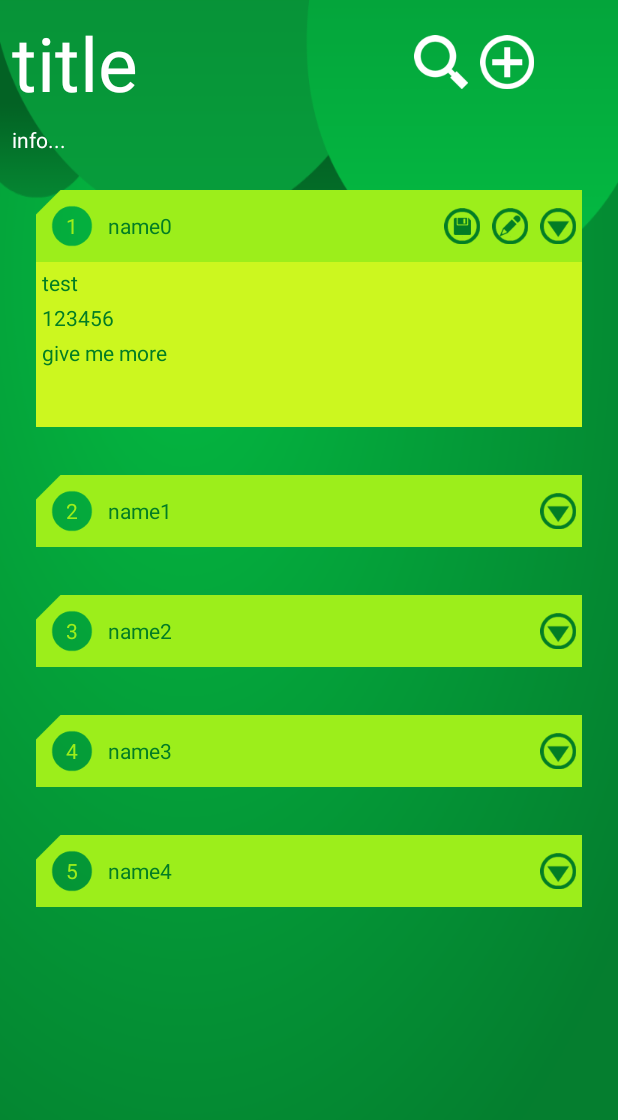
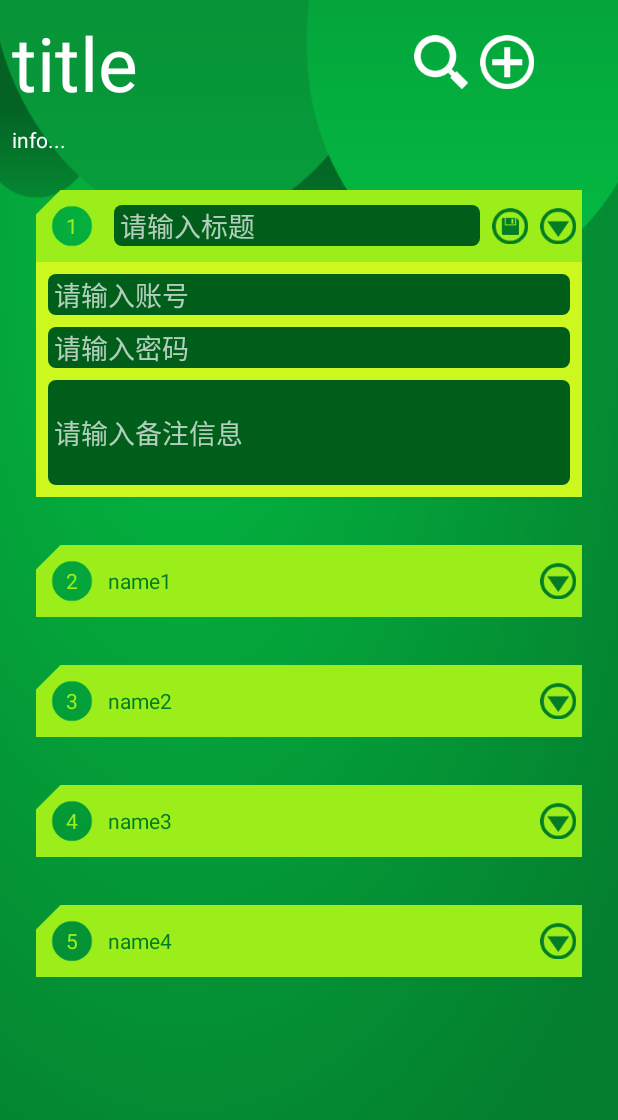
Before and after one commit to codeqian/password-note, an Android app: the MainActivity screen opened directly, with no data from a screen before it, after a tap on an icon or button, on a phone screen of 412 x 824 dp. Shown: the top 1120 px of the screen. Run offline under Robolectric (Android 15) with nearby library versions, the phone set to English and light mode, and no system bars; 1 other tap on this screen came first.

Commit message:
修改编辑状态

```diff
--- a/src/passnote/app/src/main/java/codepig/passnote/view/expandPaper.java
+++ b/src/passnote/app/src/main/java/codepig/passnote/view/expandPaper.java
@@ -9,6 +9,7 @@ import android.view.animation.Animation;
 import android.view.animation.AnimationUtils;
 import android.view.animation.RotateAnimation;
 import android.widget.Button;
+import android.widget.EditText;
 import android.widget.ImageView;
 import android.widget.LinearLayout;
 import android.widget.TextView;
@@ -23,10 +24,12 @@ import codepig.passnote.Utils.accountData;
 public class expandPaper extends LinearLayout {
     private ImageView openBtn,editBtn,saveBtn;
     private TextView index_t,title_t,account_t,password_t,info_t;
+    private EditText title_edit,account_edit,password_edit,info_edit;
     private boolean opened=true;
     private int durationMillis = 200;
     private LinearLayout mainBody,contentPage,title_plan;
     private Animation mExpandAnimation,mCollapseAnimation;
+    private String index,title,account,password,info;
     public expandPaper(Context context) {
         super(context);
         init(context);
@@ -50,9 +53,13 @@ public class expandPaper extends LinearLayout {
         account_t=(TextView) findViewById(R.id.account_t);
         password_t=(TextView) findViewById(R.id.password_t);
         info_t=(TextView) findViewById(R.id.info_t);
+        title_edit=(EditText) findViewById(R.id.title_edit);
+        account_edit=(EditText) findViewById(R.id.account_edit);
+        password_edit=(EditText) findViewById(R.id.password_edit);
+        info_edit=(EditText) findViewById(R.id.info_edit);
 
-        editBtn.setVisibility(INVISIBLE);
-        saveBtn.setVisibility(INVISIBLE);
+        editBtn.setVisibility(GONE);
+        saveBtn.setVisibility(GONE);
         openBtn.setOnClickListener(btnClick);
         editBtn.setOnClickListener(btnClick);
         saveBtn.setOnClickListener(btnClick);
@@ -90,13 +97,31 @@ public class expandPaper extends LinearLayout {
             public void onAnimationEnd(Animation animation) {
                 contentPage.clearAnimation();
                 contentPage.setVisibility(View.GONE);
-                editBtn.setVisibility(INVISIBLE);
-                saveBtn.setVisibility(INVISIBLE);
+                editBtn.setVisibility(GONE);
+                saveBtn.setVisibility(GONE);
+                editAble(false);
             }
         });
 
+        editAble(false);
         opened=false;
         contentPage.setVisibility(View.GONE);
+    }
+
+    /**
+     * 填写信息
+     */
+    public void setData(String _index,String _title,String _account,String _password,String _info){
+        index=_index;
+        title=_title;
+        account=_account;
+        password=_password;
+        info=_info;
+        index_t.setText(_index);
+        title_t.setText(_title);
+        account_t.setText(_account);
+        password_t.setText(_password);
+        info_t.setText(_info);
     }
 
     /**
@@ -104,11 +129,7 @@ public class expandPaper extends LinearLayout {
      * @param _data
      */
     public void showData(accountData _data){
-        index_t.setText(Integer.toString(_data.paperId+1));
-        title_t.setText(_data.paperName);
-        account_t.setText(_data.account);
-        password_t.setText(_data.password);
-        info_t.setText(_data.info);
+        setData(Integer.toString(_data.paperId+1),_data.paperName,_data.account,_data.password,_data.info);
     }
 
     /**
@@ -142,13 +163,43 @@ public class expandPaper extends LinearLayout {
                     }
                     break;
                 case R.id.saveBtn://保存编辑
+                    saveBtn.setVisibility(GONE);
+                    editBtn.setVisibility(VISIBLE);
+                    editAble(false);
                     break;
                 case R.id.editBtn://进入编辑模式
                     saveBtn.setVisibility(VISIBLE);
+                    editBtn.setVisibility(GONE);
+                    editAble(true);
                     break;
                 default:
                     break;
             }
         }
     };
+
+    /**
+     * 切换编辑模式
+     */
+    private void editAble(boolean _edit){
+        if(_edit){
+            title_edit.setVisibility(VISIBLE);
+            account_edit.setVisibility(VISIBLE);
+            password_edit.setVisibility(VISIBLE);
+            info_edit.setVisibility(VISIBLE);
+            title_t.setVisibility(GONE);
+            account_t.setVisibility(GONE);
+            password_t.setVisibility(GONE);
+            info_t.setVisibility(GONE);
+        }else {
+            title_edit.setVisibility(GONE);
+            account_edit.setVisibility(GONE);
+            password_edit.setVisibility(GONE);
+            info_edit.setVisibility(GONE);
+            title_t.setVisibility(VISIBLE);
+            account_t.setVisibility(VISIBLE);
+            password_t.setVisibility(VISIBLE);
+            info_t.setVisibility(VISIBLE);
+        }
+    }
 }
--- a/src/passnote/app/src/main/res/layout/expandpaper_l.xml
+++ b/src/passnote/app/src/main/res/layout/expandpaper_l.xml
@@ -41,6 +41,19 @@
                 android:layout_width="wrap_content"
                 android:layout_height="wrap_content"
                 android:layout_gravity="center_vertical" />
+            <EditText
+                android:id="@+id/title_edit"
+                android:background="@drawable/rounded_edittext"
+                android:layout_weight="1"
+                android:singleLine="true"
+                android:textColor="@color/mainYellow"
+                android:layout_margin="@dimen/little_margin"
+                android:paddingLeft="@dimen/textPadding"
+                android:paddingRight="@dimen/textPadding"
+                android:layout_width="wrap_content"
+                android:layout_height="wrap_content"
+                android:hint="请输入标题"
+                android:layout_gravity="center" />
             <ImageView
                 android:layout_margin="@dimen/little_margin"
                 android:id="@+id/saveBtn"
@@ -79,6 +92,17 @@
             android:textColor="@color/mainGreen"
             android:layout_width="wrap_content"
             android:layout_height="wrap_content" />
+        <EditText
+            android:id="@+id/account_edit"
+            android:background="@drawable/rounded_edittext"
+            android:singleLine="true"
+            android:textColor="@color/mainYellow"
+            android:layout_margin="@dimen/little_margin"
+            android:paddingLeft="@dimen/textPadding"
+            android:paddingRight="@dimen/textPadding"
+            android:layout_width="match_parent"
+            android:layout_height="wrap_content"
+            android:hint="请输入账号" />
         <TextView
             android:layout_marginBottom="@dimen/little_margin"
             android:id="@+id/password_t"
@@ -86,14 +110,38 @@
             android:textColor="@color/mainGreen"
             android:layout_width="wrap_content"
             android:layout_height="wrap_content" />
+        <EditText
+            android:id="@+id/password_edit"
+            android:background="@drawable/rounded_edittext"
+            android:singleLine="true"
+            android:textColor="@color/mainYellow"
+            android:layout_margin="@dimen/little_margin"
+            android:paddingLeft="@dimen/textPadding"
+            android:paddingRight="@dimen/textPadding"
+            android:layout_width="match_parent"
+            android:layout_height="wrap_content"
+            android:hint="请输入密码" />
         <TextView
             android:layout_marginBottom="@dimen/little_margin"
             android:id="@+id/info_t"
-            android:text="info............................................................................................................."
+            android:hint="备注"
+            android:textColorHint="@color/hintGray"
             android:textColor="@color/mainGreen"
             android:layout_width="wrap_content"
             android:layout_height="wrap_content"
             android:minLines="3"
             android:maxLines="3" />
+        <EditText
+            android:id="@+id/info_edit"
+            android:background="@drawable/rounded_edittext"
+            android:textColor="@color/mainYellow"
+            android:layout_margin="@dimen/little_margin"
+            android:paddingLeft="@dimen/textPadding"
+            android:paddingRight="@dimen/textPadding"
+            android:layout_width="match_parent"
+            android:layout_height="wrap_content"
+            android:hint="请输入备注信息"
+            android:minLines="3"
+            android:maxLines="3"/>
     </LinearLayout>
 </LinearLayout>
--- a/src/passnote/app/src/main/res/values/colors.xml
+++ b/src/passnote/app/src/main/res/values/colors.xml
@@ -5,4 +5,5 @@
     <color name="mainGreen">#027D25</color>
     <color name="darkGreen">#005e1b</color>
     <color name="titleText">#ffffff</color>
+    <color name="hintGray">#6C6C6C</color>
 </resources>
```
